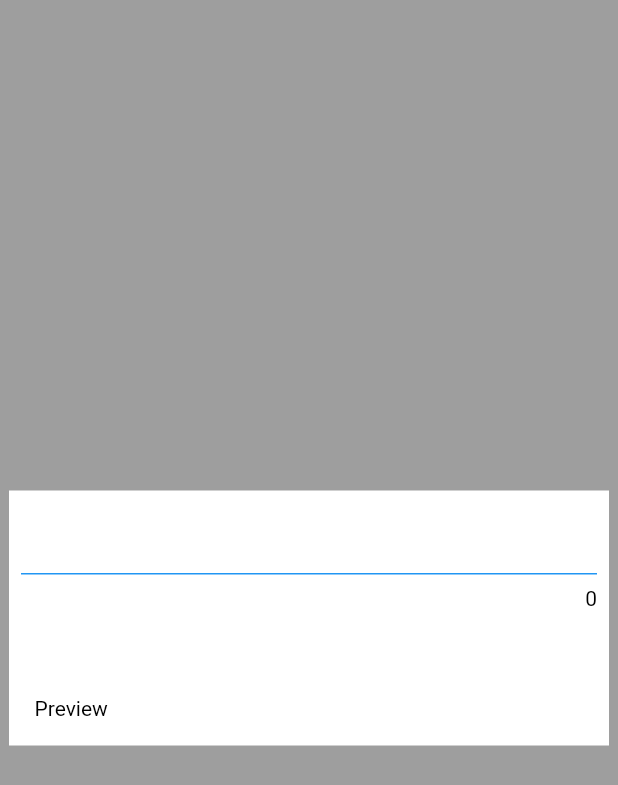
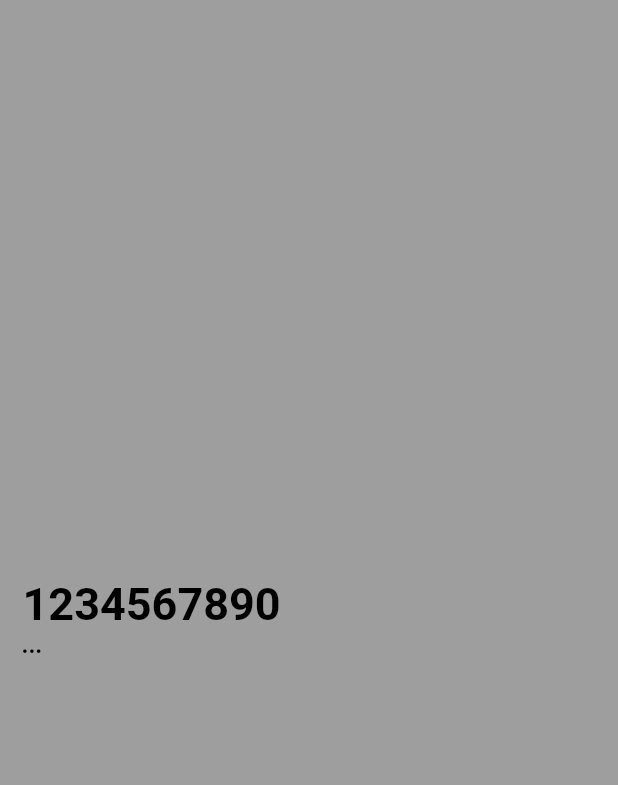
Before and after one commit to herrytco/Flutter-HTML-Editor, a Flutter app: the screen it shows after launch, on a phone screen of 412 x 824 dp. Shown: the top 785 px of the screen. Run offline on Flutter 3.47's test engine with Material 2 defaults, Android fonts, the phone set to English and light mode, and no system bars.

```diff
--- a/example/lib/main.dart
+++ b/example/lib/main.dart
@@ -1,13 +1,16 @@
 import 'package:flutter/material.dart';
 import 'package:light_html_editor/editor.dart';
 import 'package:light_html_editor/placeholder.dart';
+import 'package:light_html_editor/renderer.dart';
 
 void main() {
   runApp(MyApp());
 }
 
 class MyApp extends StatelessWidget {
-  // This widget is the root of your application.
+  String rich =
+      '<h1>1234567890</h1><b><i>abcdefghij</i></b><span style="color:#ff0000;">1234567890</span>abcdefghij1234567890abcdefghij1234567890abcdefghij1234567890abcdefghij1234567890abcdefghij1234567890abcdefghij1234567890abcdefghij1234567890abcdefghij1234567890abcdefghij1234567890abcdefghij';
+
   @override
   Widget build(BuildContext context) {
     return MaterialApp(
@@ -20,15 +23,19 @@ class MyApp extends StatelessWidget {
         body: Center(
           child: SizedBox(
             width: 400,
-            child: RichTextEditor(
-              placeholders: [
-                RichTextPlaceholder(
-                    "VAR", "Some longer text that got shortened!"),
-              ],
-              onChanged: (String html) {
-                // do something with the richtext
-              },
+            child: RichtextRenderer.fromRichtext(
+              rich,
+              maxLength: 10,
             ),
+            // child: RichTextEditor(
+            //   placeholders: [
+            //     RichTextPlaceholder(
+            //         "VAR", "Some longer text that got shortened!"),
+            //   ],
+            //   onChanged: (String html) {
+            //     // do something with the richtext
+            //   },
+            // ),
           ),
         ),
       ),
--- a/lib/renderer.dart
+++ b/lib/renderer.dart
@@ -139,6 +139,7 @@ class RichtextRenderer extends StatelessWidget {
           style: node.style,
         ),
       );
+      textLength += nodeText.length;
 
       if (node.invokesNewline && tmp.length > 0) {
         result.add(
```
